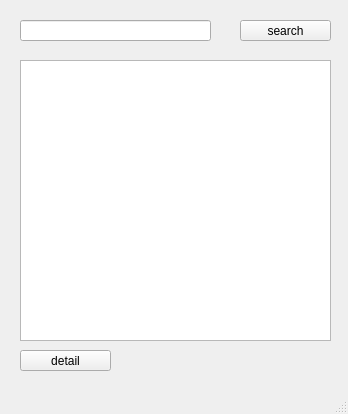
Old version of the form together/teacher_payrate.ui in the repository SDSMT-CSC464-F15/dancesoft.
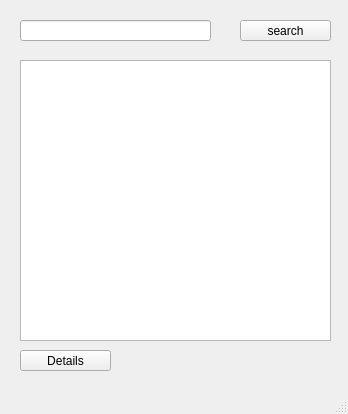
New version of the form.

```diff
--- a/together/teacher_payrate.ui
+++ b/together/teacher_payrate.ui
@@ -57,7 +57,7 @@
      </rect>
     </property>
     <property name="text">
-     <string>detail</string>
+     <string>Details</string>
     </property>
    </widget>
   </widget>
```
Left out of the diff: 2 changed lines with no effect on the pictures.
